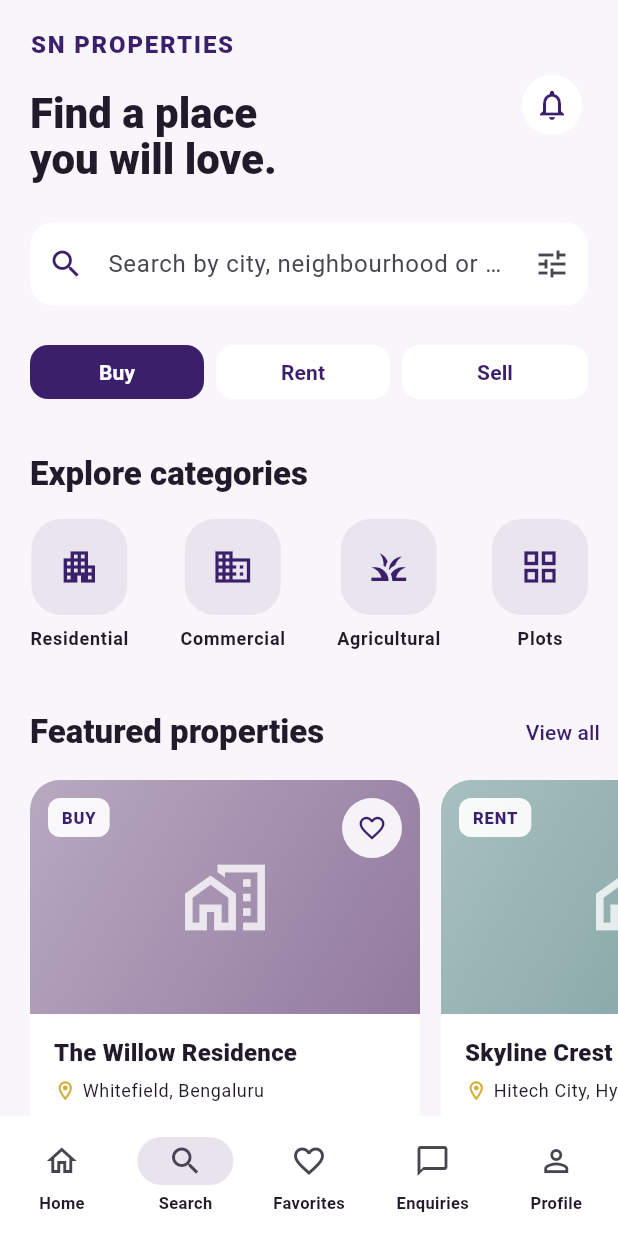
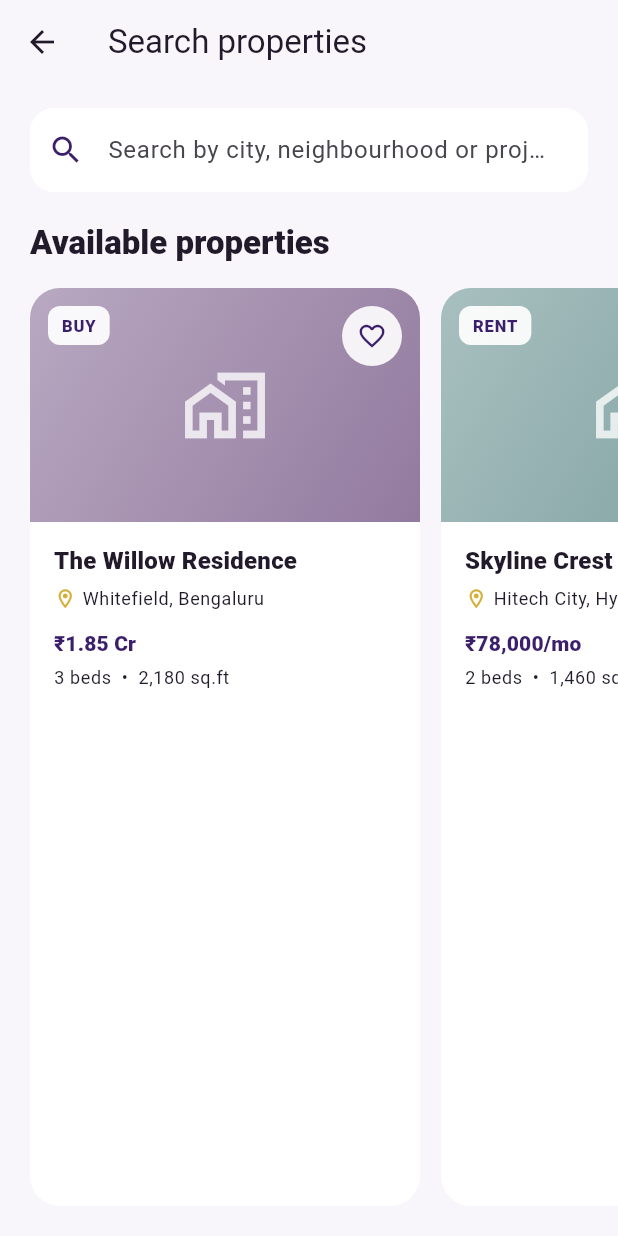
Before and after one commit to prakashpotnuru11/SN_Properties, a Flutter app: the screen it shows after launch, item 2 of the bottom bar chosen, on a phone screen of 412 x 824 dp. Run offline on Flutter 3.47's test engine with Material 3 defaults, Android fonts, the phone set to English and light mode, and no system bars; our stand-ins replace shared_preferences; Roboto replaces fonts that are missing (sans).

Commit message:
feat: add property search

```diff
--- a/lib/features/home/data/sample_properties.dart
+++ b/lib/features/home/data/sample_properties.dart
@@ -12,6 +12,7 @@ abstract final class SampleProperties {
       bedrooms: 3,
       area: '2,180 sq.ft',
       accentColor: Color(0xFF927A9F),
+      description: 'A sunlit family home with a private balcony.',
       isFeatured: true,
     ),
     Property(
@@ -23,6 +24,7 @@ abstract final class SampleProperties {
       bedrooms: 2,
       area: '1,460 sq.ft',
       accentColor: Color(0xFF7A9D9D),
+      description: 'A modern apartment close to Hyderabad business hubs.',
       isFeatured: true,
     ),
   ];
@@ -37,6 +39,7 @@ abstract final class SampleProperties {
       bedrooms: 0,
       area: '1,200 sq.ft',
       accentColor: Color(0xFFB18D62),
+      description: 'A quiet garden plot with convenient road access.',
     ),
     Property(
       title: 'The Atelier Offices',
@@ -47,6 +50,7 @@ abstract final class SampleProperties {
       bedrooms: 0,
       area: '2,750 sq.ft',
       accentColor: Color(0xFF7186A3),
+      description: 'Flexible office space in a well-connected business district.',
     ),
     Property(
       title: 'Green Acres Estate',
@@ -57,6 +61,9 @@ abstract final class SampleProperties {
       bedrooms: 0,
       area: '1.2 acres',
       accentColor: Color(0xFF7E9971),
+      description: 'Open agricultural land surrounded by green fields.',
     ),
   ];
+
+  static const all = <Property>[...featured, ...recentlyAdded];
 }
--- /dev/null
+++ b/lib/features/search/property_search.dart
@@ -0,0 +1,17 @@
+import 'package:sn_properties/shared/models/property.dart';
+
+abstract final class PropertySearch {
+  static List<Property> filter(Iterable<Property> properties, String query) {
+    final normalizedQuery = query.trim().toLowerCase();
+    return properties.where((property) {
+      final searchableText = [
+        property.title,
+        property.location,
+        property.category.name,
+        property.type.name,
+        property.description,
+      ].join(' ').toLowerCase();
+      return searchableText.contains(normalizedQuery);
+    }).toList();
+  }
+}
--- /dev/null
+++ b/lib/features/search/search_screen.dart
@@ -0,0 +1,93 @@
+import 'package:flutter/material.dart';
+import 'package:sn_properties/features/home/data/sample_properties.dart';
+import 'package:sn_properties/features/home/widgets/property_card.dart';
+import 'package:sn_properties/features/search/property_search.dart';
+import 'package:sn_properties/shared/models/property.dart';
+
+class SearchScreen extends StatefulWidget {
+  const SearchScreen({super.key});
+
+  @override
+  State<SearchScreen> createState() => _SearchScreenState();
+}
+
+class _SearchScreenState extends State<SearchScreen> {
+  final TextEditingController _searchController = TextEditingController();
+  String _query = '';
+
+  @override
+  void dispose() {
+    _searchController.dispose();
+    super.dispose();
+  }
+
+  @override
+  Widget build(BuildContext context) {
+    final properties = PropertySearch.filter(SampleProperties.all, _query);
+
+    return Scaffold(
+      appBar: AppBar(title: const Text('Search properties')),
+      body: SafeArea(
+        child: Column(
+          crossAxisAlignment: CrossAxisAlignment.start,
+          children: [
+            Padding(
+              padding: const EdgeInsets.fromLTRB(20, 16, 20, 20),
+              child: TextField(
+                controller: _searchController,
+                onChanged: (value) => setState(() => _query = value),
+                decoration: InputDecoration(
+                  hintText: 'Search by city, neighbourhood or project',
+                  prefixIcon: Icon(
+                    Icons.search,
+                    color: Theme.of(context).colorScheme.primary,
+                  ),
+                  suffixIcon: _query.isEmpty
+                      ? null
+                      : IconButton(
+                          onPressed: () {
+                            _searchController.clear();
+                            setState(() => _query = '');
+                          },
+                          tooltip: 'Clear search',
+                          icon: const Icon(Icons.clear),
+                        ),
+                ),
+              ),
+            ),
+            Padding(
+              padding: const EdgeInsets.symmetric(horizontal: 20),
+              child: Text(
+                _query.trim().isEmpty ? 'Available properties' : 'Search results',
+                style: Theme.of(context).textTheme.titleLarge?.copyWith(
+                      fontWeight: FontWeight.w800,
+                    ),
+              ),
+            ),
+            const SizedBox(height: 8),
+            Expanded(
+              child: properties.isEmpty
+                  ? Center(
+                      child: Text(
+                        'No properties found',
+                        style: Theme.of(context).textTheme.titleMedium,
+                      ),
+                    )
+                  : _buildPropertyList(properties),
+            ),
+          ],
+        ),
+      ),
+    );
+  }
+
+  Widget _buildPropertyList(List<Property> properties) {
+    return ListView.separated(
+      padding: const EdgeInsets.fromLTRB(20, 8, 20, 20),
+      scrollDirection: Axis.horizontal,
+      itemCount: properties.length,
+      separatorBuilder: (_, _) => const SizedBox(width: 14),
+      itemBuilder: (context, index) => PropertyCard(property: properties[index]),
+    );
+  }
+}
--- a/lib/shared/models/property.dart
+++ b/lib/shared/models/property.dart
@@ -14,6 +14,7 @@ class Property {
     required this.bedrooms,
     required this.area,
     required this.accentColor,
+    this.description = '',
     this.isFeatured = false,
   });
 
@@ -25,5 +26,6 @@ class Property {
   final int bedrooms;
   final String area;
   final Color accentColor;
+  final String description;
   final bool isFeatured;
 }
```
Also changed, not shown: lib/features/home/home_screen.dart (+50 -1 lines), 1 other file.
